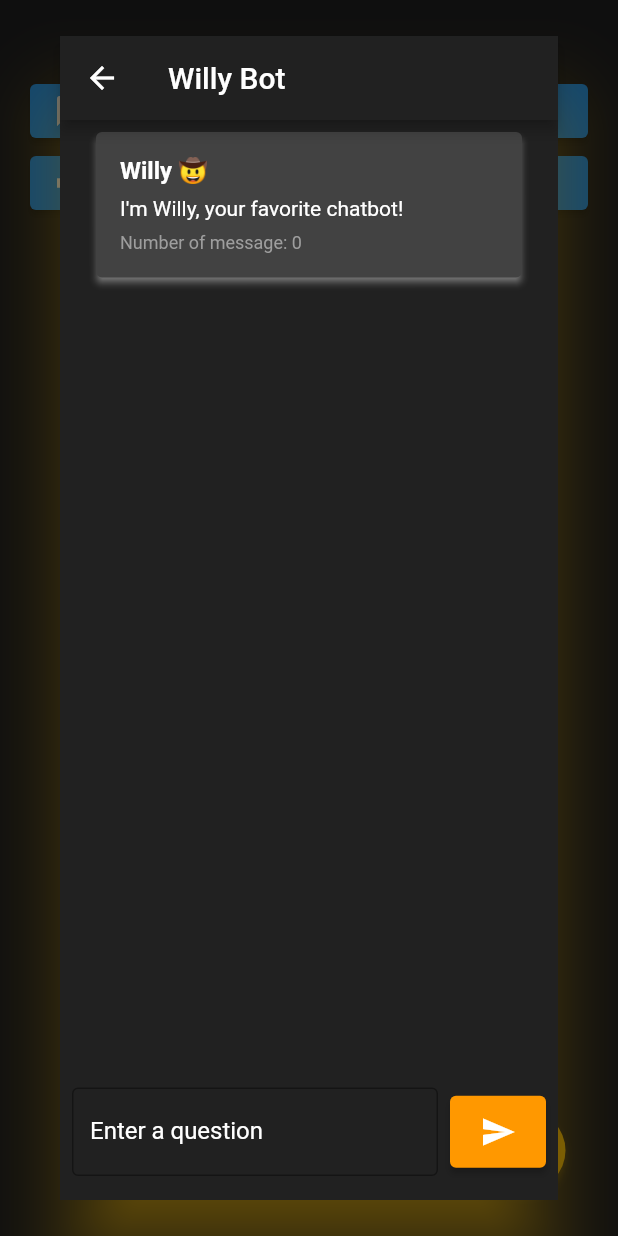
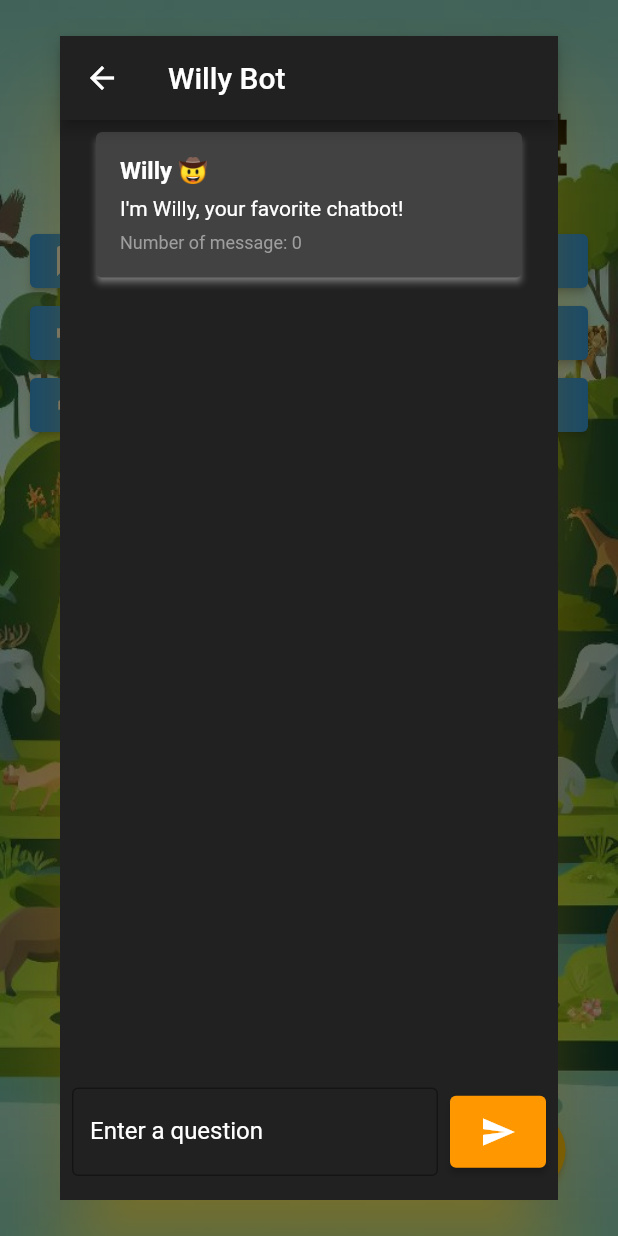
Before and after one commit to AlexGrim12/nasa_app, a Flutter app: the screen it shows after launch, after a tap on the "chat bubble" icon, on a phone screen of 412 x 824 dp. Run offline on Flutter 3.47's test engine with Material 2 defaults, Android fonts, the phone set to English and light mode, and no system bars; missing offline and left inert: google_generative_language_api.

Commit message:
home screen

```diff
--- /dev/null
+++ b/lib/models/iahome_card.dart
@@ -0,0 +1,25 @@
+import 'package:flutter/material.dart';
+
+class ChatCard extends StatelessWidget {
+  final String messageText;
+
+  ChatCard({
+    required this.messageText,
+  });
+
+  @override
+  Widget build(BuildContext context) {
+    return Card(
+      color: Colors.grey[800],
+      elevation: 2,
+      shadowColor: Colors.white,
+      margin: EdgeInsets.symmetric(vertical: 8, horizontal: 16),
+      child: Padding(
+        padding: EdgeInsets.all(16),
+        child: Column(
+          crossAxisAlignment: CrossAxisAlignment.start,
+        ),
+      ),
+    );
+  }
+}
--- a/lib/router/app_routes.dart
+++ b/lib/router/app_routes.dart
@@ -3,6 +3,7 @@ import 'package:nasa_app/screens/chatbot_screen.dart';
 import 'package:nasa_app/screens/mini_game_screen.dart';
 import '../../models/models.dart';
 import '../../screens/home_screen.dart';
+import '../screens/testing_screen.dart';
 
 class AppRoutes {
   static const initialRoute = 'home';
@@ -17,6 +18,11 @@ class AppRoutes {
         icon: Icons.games,
         name: "Mini Game",
         screen: const MiniGameScreen()),
+    MenuOption(
+        route: 'testing',
+        icon: Icons.abc,
+        name: 'testing',
+        screen: const TestingScreen()),
   ];
 
   static Map<String, Widget Function(BuildContext)> getAppRoutes() {
--- a/lib/screens/chatbot_screen.dart
+++ b/lib/screens/chatbot_screen.dart
@@ -143,7 +143,7 @@ class _ChatbotScreenState extends State<ChatbotScreen> {
           // Show the loading GIF if isLoading is true
           Visibility(
             visible: isLoading,
-            child: Center(
+            child: const Center(
               child: CircularProgressIndicator(),
             ),
           ),
--- a/lib/screens/home_screen.dart
+++ b/lib/screens/home_screen.dart
@@ -9,12 +9,24 @@ class HomeScreen extends StatelessWidget {
   Widget build(BuildContext context) {
     final menuOptions = AppRoutes.menuOptions;
     return Scaffold(
-      backgroundColor: Colors.grey[900],
-      body: Padding(
+      // backgroundColor: Colors.grey[900],
+      body: Container(
+        decoration: const BoxDecoration(
+          image: DecorationImage(
+            image: AssetImage('assets/gifs/background_image.png'),
+            fit: BoxFit.cover,
+          ),
+        ),
+        child: Padding(
           padding: const EdgeInsets.only(
               top: 50.0, left: 20.0, right: 20.0, bottom: 20.0),
           child: Column(
             children: [
+              //img
+              const Image(
+                image: AssetImage('assets/gifs/tittle.png'),
+                height: 100,
+              ),
               Expanded(
                 child: Column(
                   children: [
@@ -36,6 +48,9 @@ class HomeScreen extends StatelessWidget {
                   ],
                 ),
               ),
+              Expanded(child: Column(children: [
+
+              ],)),
               Align(
                 alignment: Alignment.bottomRight,
                 child: Padding(
@@ -68,6 +83,7 @@ class HomeScreen extends StatelessWidget {
             ],
           ),
         ),
+      ),
     );
   }
 }
```
Also changed, not shown: lib/screens/testing_screen.dart (added, +19 -0 lines), assets/background_image.jpeg (added), assets/gifs/background_image.png (added), assets/gifs/tittle.png (added). Lines whose indentation alone changed are shown as unchanged.
